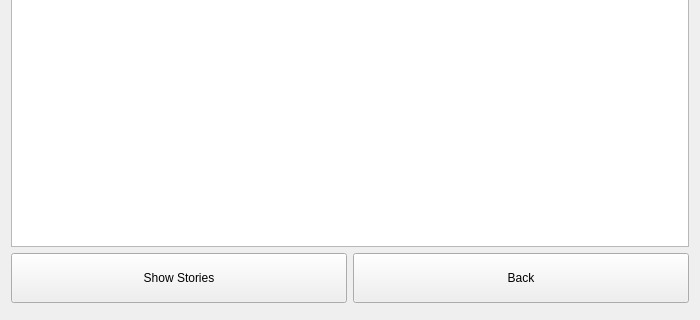
Old version of the form Chat-Application/showcontactnamestory.ui in the repository verina101/Chat-Application; both pictures show x 0 to 700 and y 180 to 500 of the 700 by 500 pixel window.
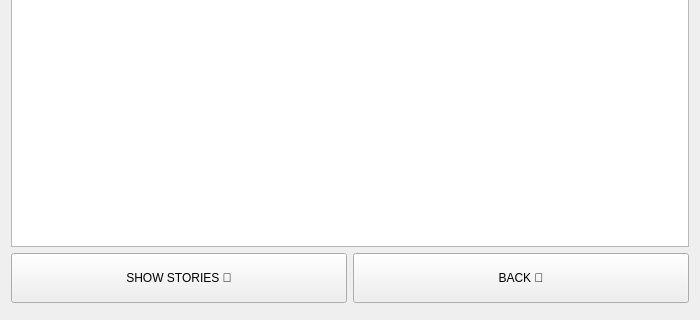
New version of the form.

```diff
--- a/Chat-Application/showcontactnamestory.ui
+++ b/Chat-Application/showcontactnamestory.ui
@@ -40,7 +40,7 @@
         <string notr="true"/>
        </property>
        <property name="text">
-        <string>Show Stories</string>
+        <string>SHOW STORIES 🤩</string>
        </property>
       </widget>
      </item>
@@ -53,7 +53,7 @@
         </size>
        </property>
        <property name="text">
-        <string>Back</string>
+        <string>BACK 🥺</string>
        </property>
       </widget>
      </item>
```
